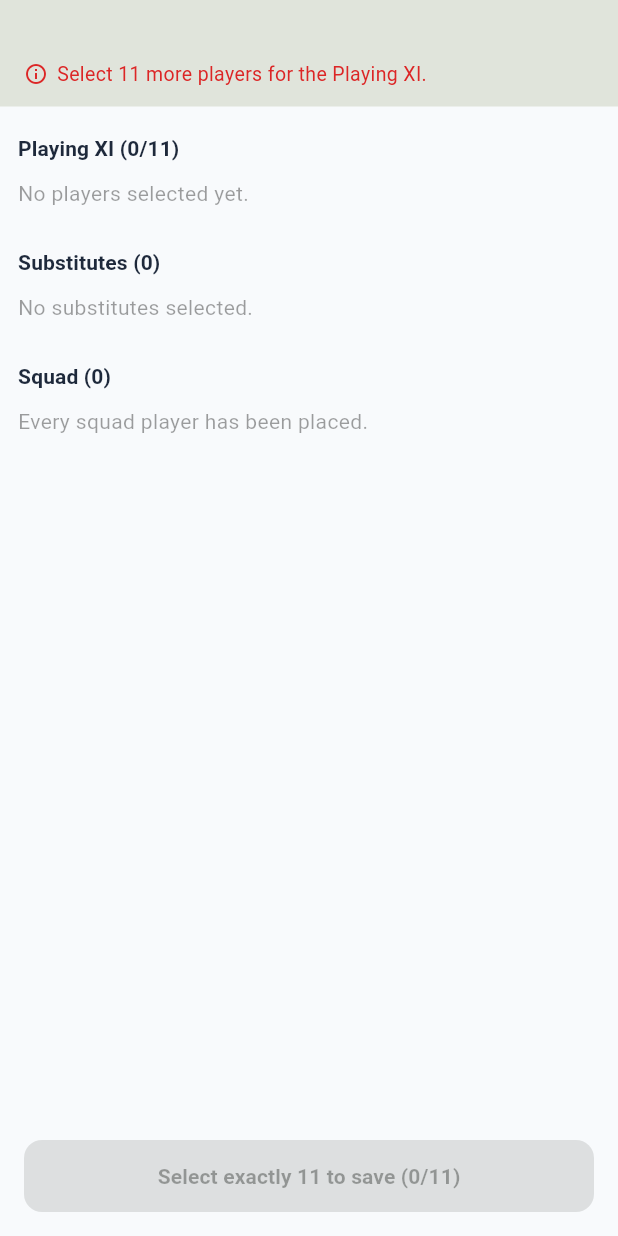
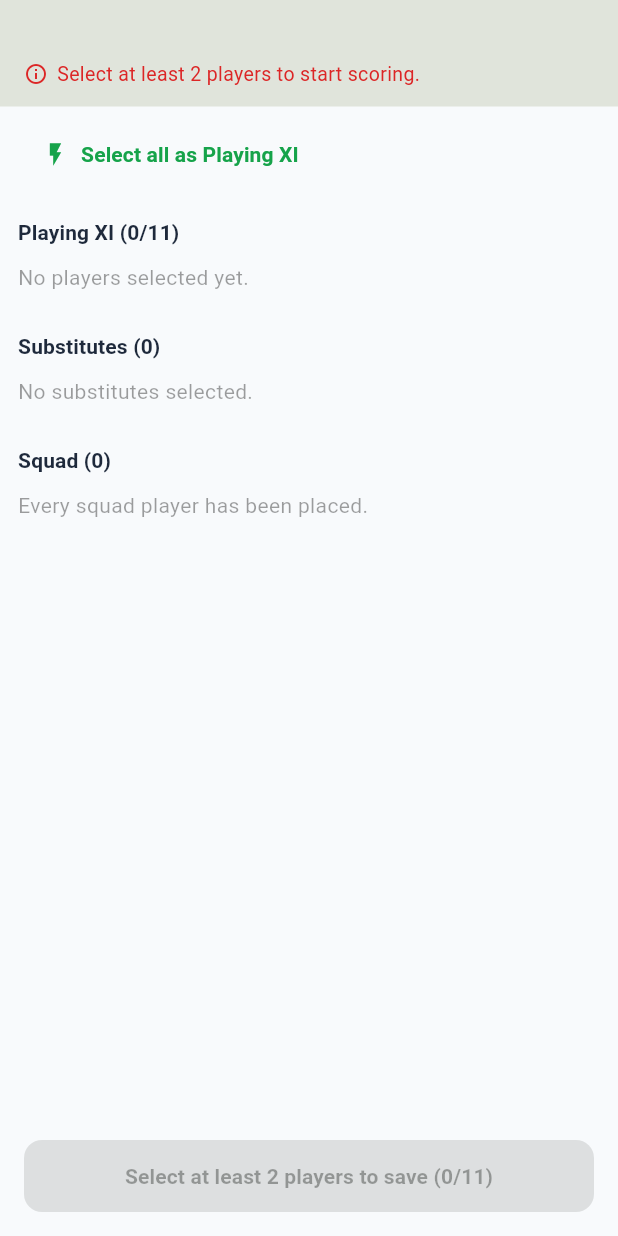
Before and after one commit to amitmathur90/Cricket-app, a Flutter app: the _LineupEditor widget shown alone on an empty page, opened directly with empty values, on a phone screen of 412 x 824 dp. Run offline on Flutter 3.47's test engine with Material 3 defaults, Android fonts, the phone set to English and light mode, and no system bars; our stand-ins replace dio, flutter_riverpod, flutter_secure_storage, go_router, image_picker, socket_io_client; accounts and stored records are empty.

Commit message:
Simplify Playing XI selection to reduce steps before scoring
Two changes: a one-tap "Select first 11 as Playing XI" shortcut instead
of checking off up to 11 rows by hand, and relaxed the save requirement
from exactly 11 players to at least 2 (matching what the backend has
always actually allowed — MatchLineupService.setLineup never enforced
11, only the client did). A team with a smaller registered roster was
previously unable to save a lineup at all, fully blocking the "Start
scoring" flow for it.

```diff
--- a/apps/mobile/lib/features/matches/presentation/lineup_selection_screen.dart
+++ b/apps/mobile/lib/features/matches/presentation/lineup_selection_screen.dart
@@ -234,6 +234,22 @@ class _LineupEditorState extends ConsumerState<_LineupEditor> {
 
   int get _playingCount => _selections.values.where((s) => s == _Selection.playing).length;
 
+  /// One-tap shortcut: marks the first 11 roster entries (or all of them, if
+  /// the roster has fewer than 11 players — a common case for a small/new
+  /// squad that hasn't finished registering a full XI yet) as Playing,
+  /// leaving the rest unselected. Replaces having to tap each of up to 11
+  /// rows individually. Doesn't touch substitutes.
+  void _selectFirstEleven() {
+    setState(() {
+      var remaining = 11;
+      for (final entry in widget.roster) {
+        if (_selections[entry.id] == _Selection.substitute) continue;
+        _selections[entry.id] = remaining > 0 ? _Selection.playing : _Selection.none;
+        if (remaining > 0) remaining--;
+      }
+    });
+  }
+
   Future<void> _save() async {
     final playing = <String>[];
     final subs = <String>[];
@@ -277,7 +293,13 @@ class _LineupEditorState extends ConsumerState<_LineupEditor> {
   @override
   Widget build(BuildContext context) {
     final playingCount = _playingCount;
-    final canSave = playingCount == 11 && !_saving;
+    // Backend doesn't enforce "exactly 11" (see MatchLineupService.setLineup's
+    // doc comment — any valid subset of the roster is accepted), so this
+    // client-side rule only requires enough to open an innings: 2 batters
+    // (striker + non-striker) covers both the batting- and bowling-first
+    // case, since a bowling team only needs 1. A small/new squad that hasn't
+    // registered a full 11 yet is no longer stuck unable to save anything.
+    final canSave = playingCount >= 2 && !_saving;
 
     final playingEntries =
         widget.roster.where((e) => _selections[e.id] == _Selection.playing).toList();
@@ -289,6 +311,19 @@ class _LineupEditorState extends ConsumerState<_LineupEditor> {
     return Column(
       children: [
         _CountHeader(teamName: widget.teamName, playingCount: playingCount),
+        Padding(
+          padding: const EdgeInsets.fromLTRB(16, 8, 16, 0),
+          child: Align(
+            alignment: Alignment.centerLeft,
+            child: TextButton.icon(
+              onPressed: _selectFirstEleven,
+              icon: const Icon(Icons.flash_on, size: 18),
+              label: Text(
+                widget.roster.length <= 11 ? 'Select all as Playing XI' : 'Select first 11 as Playing XI',
+              ),
+            ),
+          ),
+        ),
         Expanded(
           child: ListView(
             padding: const EdgeInsets.fromLTRB(12, 12, 12, 4),
@@ -335,9 +370,9 @@ class _LineupEditorState extends ConsumerState<_LineupEditor> {
                         child: CircularProgressIndicator(strokeWidth: 2, color: Colors.white),
                       )
                     : Text(
-                        playingCount == 11
-                            ? 'Save lineup'
-                            : 'Select exactly 11 to save ($playingCount/11)',
+                        canSave
+                            ? 'Save lineup ($playingCount/11)'
+                            : 'Select at least 2 players to save ($playingCount/11)',
                       ),
               ),
             ),
@@ -356,15 +391,24 @@ class _CountHeader extends StatelessWidget {
 
   @override
   Widget build(BuildContext context) {
-    final complete = playingCount == 11;
-    final over = playingCount > 11;
-    final color = complete ? Colors.green : Theme.of(context).colorScheme.error;
-    final remaining = (playingCount - 11).abs();
+    // 11 is the traditional full XI, but saving only actually requires 2+
+    // (see _LineupEditorState.canSave's doc comment) — so "complete" here
+    // just means "at the traditional full size", not a hard gate. Only
+    // fewer than 2 is flagged as blocking (can't save yet), everything else
+    // in between is a normal in-progress state, not an error.
+    final complete = playingCount >= 11;
+    final blocking = playingCount < 2;
+    final color = complete
+        ? Colors.green
+        : blocking
+            ? Theme.of(context).colorScheme.error
+            : Colors.orange;
+    final remaining = complete ? 0 : 11 - playingCount;
     final message = complete
         ? 'Playing XI complete.'
-        : over
-            ? 'Remove $remaining player${remaining == 1 ? '' : 's'} from the Playing XI.'
-            : 'Select $remaining more player${remaining == 1 ? '' : 's'} for the Playing XI.';
+        : blocking
+            ? 'Select at least 2 players to start scoring.'
+            : '$playingCount selected — $remaining more for a traditional full XI (optional).';
 
     return Container(
       width: double.infinity,
```
